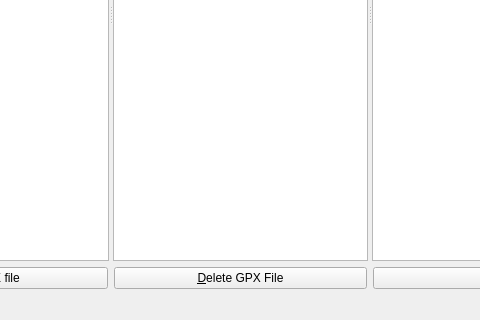
The window that UI/Widgets/mainwindow.ui (d029940/QtAnalyzeGPX) describes before a commit, drawn with Qt 5; both pictures show x 413 to 893 and y 242 to 562 of the 1048 by 562 pixel window.
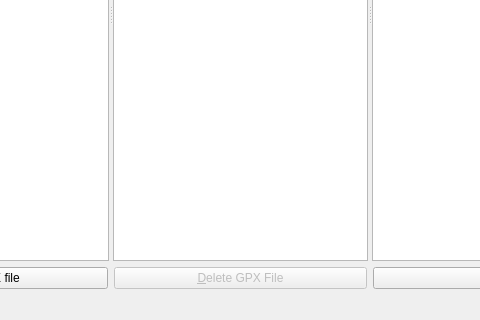
The same window after the commit.

Diff of the .ui file:
```diff
--- a/UI/Widgets/mainwindow.ui
+++ b/UI/Widgets/mainwindow.ui
@@ -65,6 +65,9 @@
       </item>
       <item>
        <widget class="QPushButton" name="deleteGpxButton">
+        <property name="enabled">
+         <bool>false</bool>
+        </property>
         <property name="toolTip">
          <string extracomment="Delete selected GPX file"/>
         </property>
```
Left out of the diff: 2 changed lines with no effect on the pictures.
